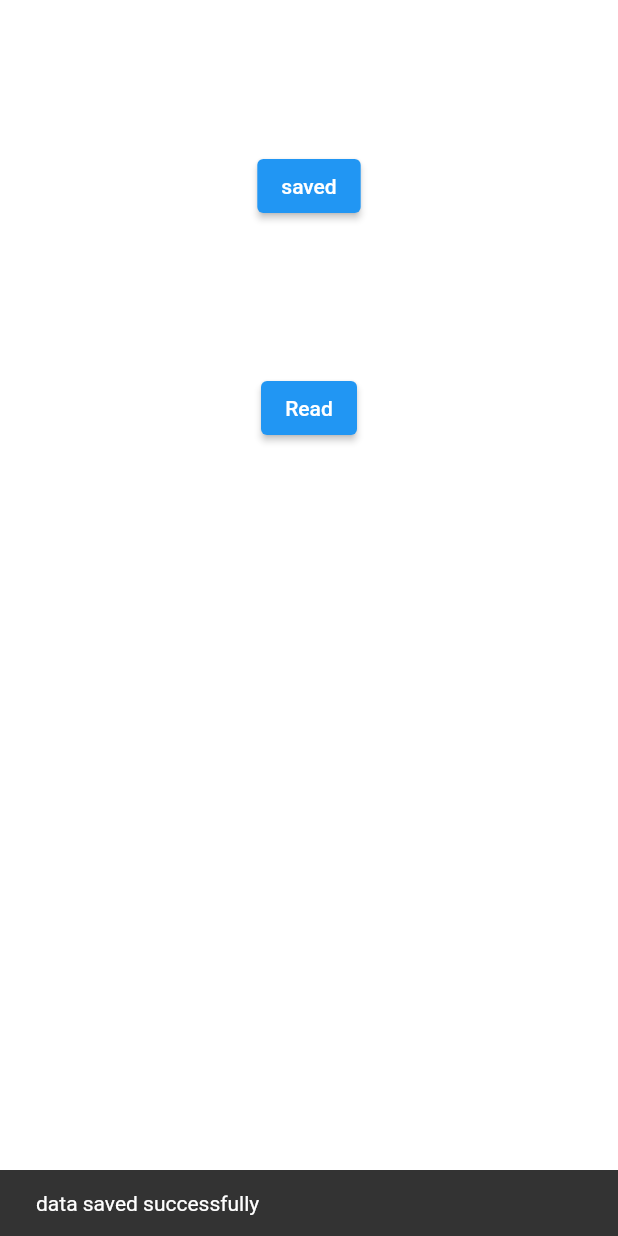
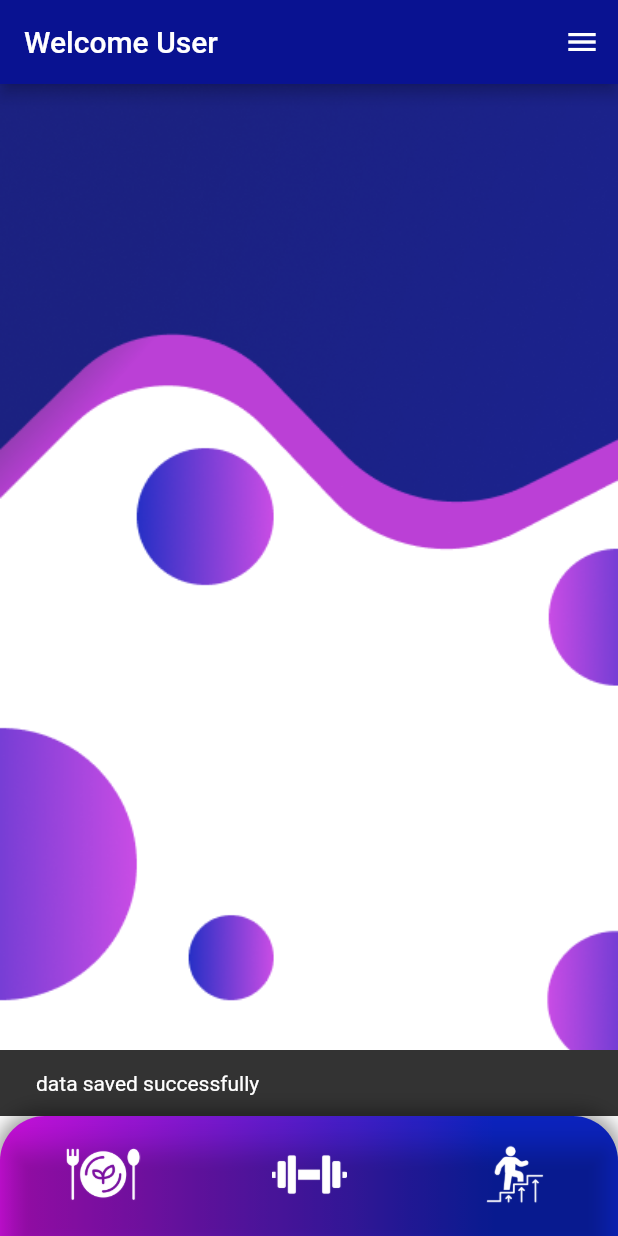
Before and after one commit to karankulshrestha/bulkwork, a Flutter app: the FinalQScreen screen opened directly with empty values, after a tap on "Full gym", on a phone screen of 412 x 824 dp. Run offline on Flutter 3.47's test engine with Material 2 defaults, Android fonts, the light colour scheme and no system bars; our stand-ins replace cloud_firestore, firebase_auth, firebase_core, flutter_otp_text_field, google_fonts, intl_phone_field; accounts and stored records are empty.

Commit message:
added the home screen and sidedrawer

```diff
--- a/lib/main.dart
+++ b/lib/main.dart
@@ -1,5 +1,6 @@
 import 'package:bulkwork/src/features/authentication/screens/main_screen.dart';
 import 'package:bulkwork/src/features/authentication/screens/welcome_screen.dart';
+import 'package:bulkwork/src/pages/screens/home_screen.dart';
 import 'package:bulkwork/src/utils/theme/theme.dart';
 import 'package:flutter/material.dart';
 import 'package:firebase_core/firebase_core.dart';
@@ -17,7 +18,6 @@ void main() async {
 class MyApp extends StatelessWidget {
   const MyApp({super.key});
 
-  // This widget is the root of your application.
   @override
   Widget build(BuildContext context) {
     return MaterialApp(
@@ -28,7 +28,7 @@ class MyApp extends StatelessWidget {
         builder: (context, snapshot) {
           if (snapshot.connectionState == ConnectionState.active) {
             if (snapshot.hasData) {
-              return const MainScreen();
+              return const HomeScreen();
             } else if (snapshot.hasError) {
               return Center(
                 child: Text('${snapshot.error}'),
--- a/lib/src/pages/question_screens/final_q.dart
+++ b/lib/src/pages/question_screens/final_q.dart
@@ -1,3 +1,5 @@
+import 'package:bulkwork/src/features/utils/utils.dart';
+import 'package:bulkwork/src/methods/user_details.dart';
 import 'package:bulkwork/src/pages/screens/home_screen.dart';
 import 'package:bulkwork/src/widgets/grad_button.dart';
 import 'package:flutter/cupertino.dart';
@@ -20,6 +22,23 @@ class FinalQScreen extends StatefulWidget {
 }
 
 class _FinalQScreenState extends State<FinalQScreen> {
+  void saveData(String mode) async {
+    String res = await UserPreference().registerUserDetails(
+      fat: widget.fat,
+      gender: widget.gender,
+      age: widget.age,
+      height: widget.height,
+      weight: widget.weight,
+      mode: mode,
+    );
+
+    if (res == "success") {
+      showSnackBar(context, "data saved successfully");
+    } else {
+      showSnackBar(context, "data not saved successfully");
+    }
+  }
+
   @override
   Widget build(BuildContext context) {
     return Container(
@@ -50,19 +69,13 @@ class _FinalQScreenState extends State<FinalQScreen> {
                   text: "Full gym",
                   onPressed: () {
                     if (context.mounted) {
-                      Navigator.push(
-                        context,
-                        CupertinoPageRoute(
-                          builder: (context) => HomeScreen(
-                            gender: widget.gender,
-                            fat: widget.fat,
-                            age: widget.age,
-                            height: widget.height,
-                            mode: "Full gym",
-                            weight: widget.weight,
+                      saveData("Full gym");
+                      Navigator.pushAndRemoveUntil(
+                          context,
+                          CupertinoPageRoute(
+                            builder: (context) => HomeScreen(),
                           ),
-                        ),
-                      );
+                          (Route<dynamic> route) => false);
                     }
                   },
                 ),
@@ -72,20 +85,14 @@ class _FinalQScreenState extends State<FinalQScreen> {
                 child: GradButton(
                   text: "Dumbbells only",
                   onPressed: () {
+                    saveData("Dumbbells only");
                     if (context.mounted) {
-                      Navigator.push(
-                        context,
-                        CupertinoPageRoute(
-                          builder: (context) => HomeScreen(
-                            gender: widget.gender,
-                            fat: widget.fat,
-                            age: widget.age,
-                            height: widget.height,
-                            mode: "Dumbbells only",
-                            weight: widget.weight,
+                      Navigator.pushAndRemoveUntil(
+                          context,
+                          CupertinoPageRoute(
+                            builder: (context) => HomeScreen(),
                           ),
-                        ),
-                      );
+                          (Route<dynamic> route) => false);
                     }
                   },
                 ),
--- a/lib/src/pages/screens/home_screen.dart
+++ b/lib/src/pages/screens/home_screen.dart
@@ -1,18 +1,9 @@
-import 'package:bulkwork/src/features/utils/utils.dart';
-import 'package:bulkwork/src/methods/user_details.dart';
 import 'package:flutter/material.dart';
-import 'package:shared_preferences/shared_preferences.dart';
 
 class HomeScreen extends StatefulWidget {
-  final String gender, fat, age, height, mode, weight;
-  const HomeScreen(
-      {super.key,
-      required this.gender,
-      required this.fat,
-      required this.age,
-      required this.height,
-      required this.weight,
-      required this.mode});
+  const HomeScreen({
+    super.key,
+  });
 
   @override
   State<HomeScreen> createState() => _HomeScreenState();
@@ -22,50 +13,111 @@ class _HomeScreenState extends State<HomeScreen> {
   @override
   void initState() {
     super.initState();
-    saveData();
   }
 
-  void saveData() async {
-    String res = await UserPreference().registerUserDetails(
-        fat: widget.fat,
-        gender: widget.gender,
-        age: widget.age,
-        height: widget.height,
-        weight: widget.weight,
-        mode: widget.mode);
-
-    if (res == "success") {
-      showSnackBar(context, "data saved successfully");
-    } else {
-      showSnackBar(context, "data not saved successfully");
-    }
+  Future<bool> _onPop() async {
+    return (await showDialog(
+          context: context,
+          builder: (context) => AlertDialog(
+            title: new Text('Are you sure?'),
+            content: new Text('Exit the App'),
+            actions: <Widget>[
+              TextButton(
+                onPressed: () => Navigator.of(context).pop(false),
+                //<-- SEE HERE
+                child: new Text('No'),
+              ),
+              TextButton(
+                onPressed: () => Navigator.of(context).pop(true),
+                // <-- SEE HERE
+                child: new Text('Yes'),
+              ),
+            ],
+          ),
+        )) ??
+        false;
   }
 
   @override
   Widget build(BuildContext context) {
-    return Scaffold(
-      backgroundColor: Colors.white,
-      body: Column(
-        children: [
-          Center(
-            child: Container(
-              padding: EdgeInsets.only(top: 100),
-              child: ElevatedButton(
-                child: const Text('saved'),
-                onPressed: () {},
+    return WillPopScope(
+      onWillPop: _onPop,
+      child: Container(
+        decoration: BoxDecoration(
+            image: DecorationImage(
+                image: AssetImage("assets/images/home.png"),
+                fit: BoxFit.cover)),
+        child: Scaffold(
+          appBar: AppBar(
+            title: Text("Welcome User"),
+            backgroundColor: Color.fromARGB(255, 9, 18, 145),
+          ),
+          backgroundColor: Colors.transparent,
+          endDrawer: Drawer(),
+          body: SafeArea(
+            child: Stack(
+              children: [],
+            ),
+          ),
+          bottomNavigationBar: Container(
+            height: 80,
+            decoration: BoxDecoration(
+              gradient: LinearGradient(
+                colors: [
+                  Color.fromARGB(255, 208, 16, 225),
+                  Color.fromARGB(255, 11, 36, 197)
+                ],
+                begin: Alignment.topLeft,
+                end: Alignment.topRight,
+                stops: [0.0, 0.8],
+                tileMode: TileMode.clamp,
+              ),
+              borderRadius: BorderRadius.only(
+                  topRight: Radius.circular(30), topLeft: Radius.circular(30)),
+              boxShadow: [
+                BoxShadow(
+                    color: Colors.black38, spreadRadius: 3, blurRadius: 10),
+              ],
+            ),
+            child: ClipRRect(
+              borderRadius: BorderRadius.only(
+                topLeft: Radius.circular(30.0),
+                topRight: Radius.circular(30.0),
+              ),
+              child: BottomNavigationBar(
+                backgroundColor: Colors.transparent,
+                showSelectedLabels: false,
+                showUnselectedLabels: false,
+                items: <BottomNavigationBarItem>[
+                  BottomNavigationBarItem(
+                    icon: Image.asset(
+                      "assets/logo/diet.png",
+                      width: 50,
+                      height: 50,
+                    ),
+                    label: 'Diet',
+                  ),
+                  BottomNavigationBarItem(
+                    icon: Image.asset(
+                      "assets/logo/dumbell.png",
+                      width: 50,
+                      height: 50,
+                    ),
+                    label: '',
+                  ),
+                  BottomNavigationBarItem(
+                    icon: Image.asset(
+                      "assets/logo/progress.png",
+                      width: 40,
+                      height: 40,
+                    ),
+                    label: '',
+                  ),
+                ],
               ),
             ),
           ),
-          Center(
-            child: Container(
-              padding: EdgeInsets.only(top: 100),
-              child: ElevatedButton(
-                child: const Text('Read'),
-                onPressed: () {},
-              ),
-            ),
-          ),
-        ],
+        ),
       ),
     );
   }
--- a/pubspec.yaml
+++ b/pubspec.yaml
@@ -74,6 +74,7 @@ flutter:
   assets:
     - assets/
     - assets/images/
+    - assets/logo/
   # An image asset can refer to one or more resolution-specific "variants", see
   # https://flutter.dev/assets-and-images/#resolution-aware
   # For details regarding adding assets from package dependencies, see
```
Also changed, not shown: assets/images/home.png (added), assets/logo/diet.png (added), assets/logo/dumbell.png (added), assets/logo/progress.png (added).
